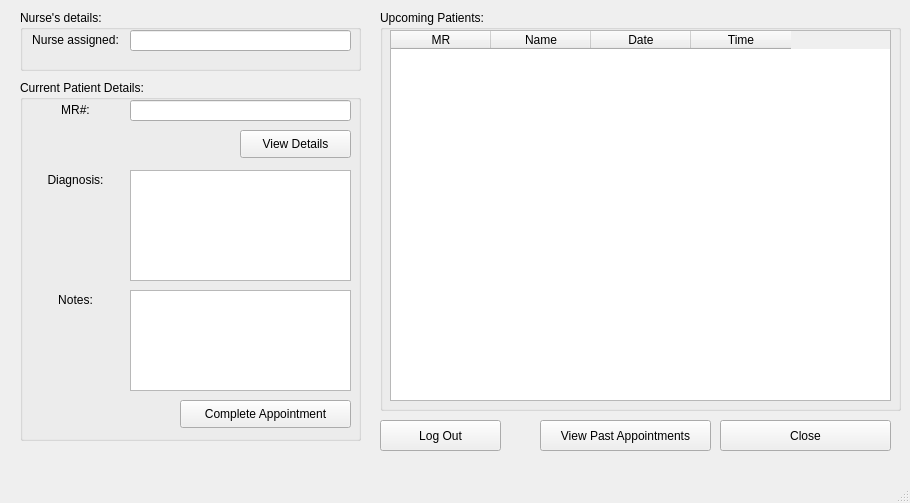
Old version of the form Screens/Doctor MainMenu.ui in the repository RaahimHash/DBMS-Project-UHU-Clinic.
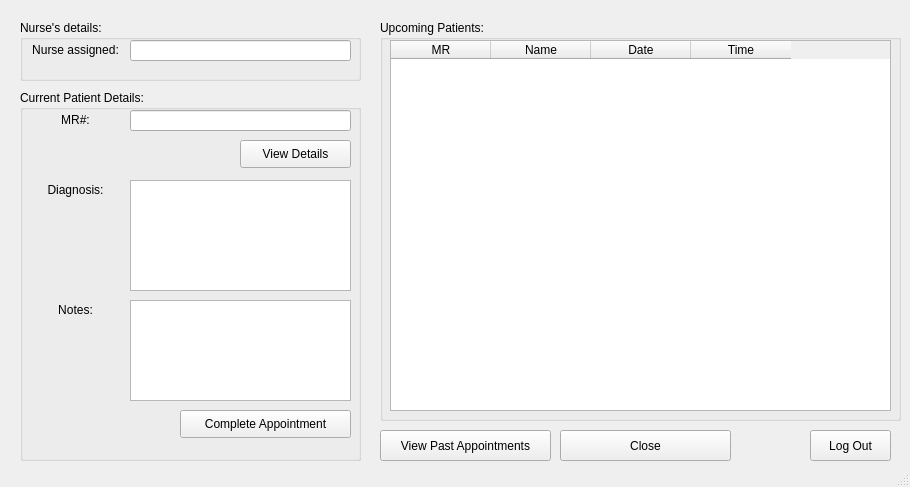
New version of the form.

```diff
--- a/Screens/Doctor MainMenu.ui
+++ b/Screens/Doctor MainMenu.ui
@@ -7,7 +7,7 @@
     <x>0</x>
     <y>0</y>
     <width>910</width>
-    <height>503</height>
+    <height>487</height>
    </rect>
   </property>
   <property name="windowTitle">
@@ -18,7 +18,7 @@
     <property name="geometry">
      <rect>
       <x>380</x>
-      <y>10</y>
+      <y>20</y>
       <width>521</width>
       <height>401</height>
      </rect>
@@ -61,9 +61,9 @@
     <property name="geometry">
      <rect>
       <x>20</x>
-      <y>80</y>
+      <y>90</y>
       <width>341</width>
-      <height>361</height>
+      <height>371</height>
      </rect>
     </property>
     <property name="title">
@@ -171,8 +171,8 @@
    <widget class="QPushButton" name="pushClose">
     <property name="geometry">
      <rect>
-      <x>720</x>
-      <y>420</y>
+      <x>560</x>
+      <y>430</y>
       <width>171</width>
       <height>31</height>
      </rect>
@@ -185,7 +185,7 @@
     <property name="geometry">
      <rect>
       <x>20</x>
-      <y>10</y>
+      <y>20</y>
       <width>341</width>
       <height>61</height>
      </rect>
@@ -223,8 +223,8 @@
    <widget class="QPushButton" name="pushViewPastAppointments">
     <property name="geometry">
      <rect>
-      <x>540</x>
-      <y>420</y>
+      <x>380</x>
+      <y>430</y>
       <width>171</width>
       <height>31</height>
      </rect>
@@ -236,9 +236,9 @@
    <widget class="QPushButton" name="pushLogOut">
     <property name="geometry">
      <rect>
-      <x>380</x>
-      <y>420</y>
-      <width>121</width>
+      <x>810</x>
+      <y>430</y>
+      <width>81</width>
       <height>31</height>
      </rect>
     </property>
```
Left out of the diff: 13 changed lines with no effect on the pictures.
